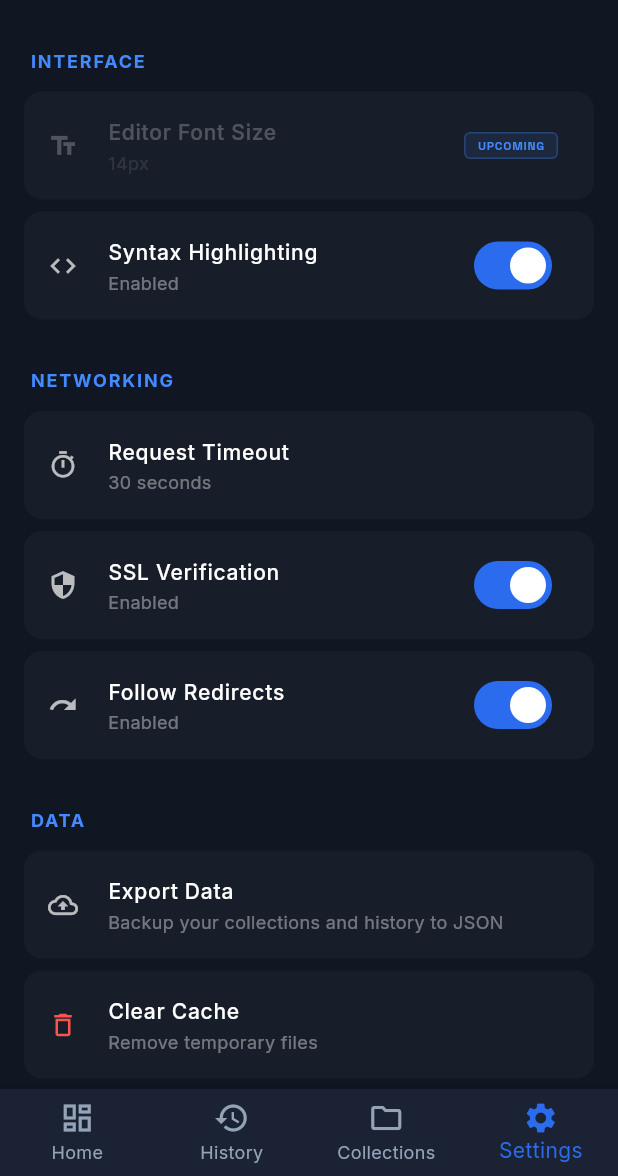
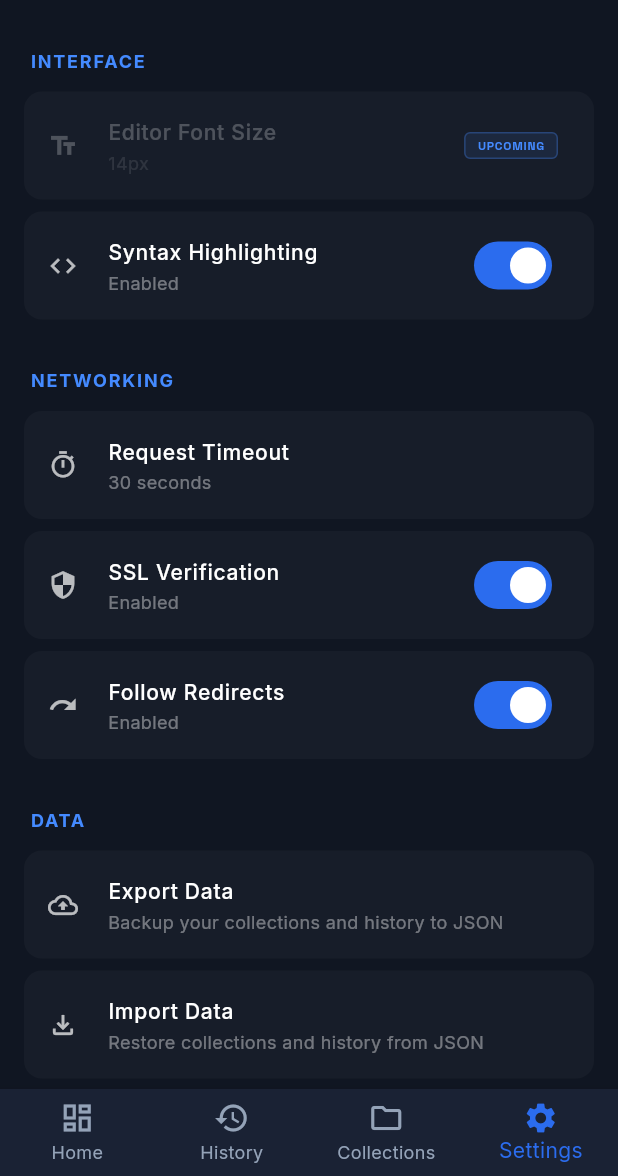
Before and after one commit to NexinLabs/payload, a Flutter app: the screen it shows after launch, item 4 of the bottom bar chosen, on a phone screen of 412 x 824 dp, the part 60-1236 px from its top. Run offline on Flutter 3.47's test engine with Material 3 defaults, Android fonts, the phone set to English and light mode, and no system bars; our stand-ins replace dio, file_picker, flutter_animate, flutter_riverpod, flutter_widget_from_html, go_router and 2 more.

Commit message:
feat: Add data import functionality for collections and history with error handling

```diff
--- a/lib/core/providers/storage_providers.dart
+++ b/lib/core/providers/storage_providers.dart
@@ -133,6 +133,11 @@ class CollectionsNotifier extends StateNotifier<List<CollectionModel>> {
     ];
     await _storage.saveCollections(state);
   }
+
+  Future<void> setCollections(List<CollectionModel> collections) async {
+    state = collections;
+    await _storage.saveCollections(state);
+  }
 }
 
 class HistoryNotifier extends StateNotifier<List<HttpRequestModel>> {
@@ -157,4 +162,9 @@ class HistoryNotifier extends StateNotifier<List<HttpRequestModel>> {
     state = [];
     await _storage.saveHistory(state);
   }
+
+  Future<void> setHistory(List<HttpRequestModel> history) async {
+    state = history;
+    await _storage.saveHistory(state);
+  }
 }
--- a/lib/features/settings/settings_screen.dart
+++ b/lib/features/settings/settings_screen.dart
@@ -87,6 +87,39 @@ class SettingsScreen extends ConsumerWidget {
                 ScaffoldMessenger.of(context).showSnackBar(
                   const SnackBar(content: Text('Data exported successfully')),
                 );
+              }
+            },
+          ),
+          _buildSettingTile(
+            icon: Icons.file_download_outlined,
+            title: 'Import Data',
+            subtitle: 'Restore collections and history from JSON',
+            onTap: () async {
+              try {
+                final data = await SettingsUtils.importData();
+                if (data != null) {
+                  await ref
+                      .read(collectionsProvider.notifier)
+                      .setCollections(data['collections']);
+                  await ref
+                      .read(historyProvider.notifier)
+                      .setHistory(data['history']);
+
+                  if (context.mounted) {
+                    ScaffoldMessenger.of(context).showSnackBar(
+                      const SnackBar(content: Text('Data imported successfully')),
+                    );
+                  }
+                }
+              } catch (e) {
+                if (context.mounted) {
+                  ScaffoldMessenger.of(context).showSnackBar(
+                    SnackBar(
+                      content: Text(e.toString()),
+                      backgroundColor: Colors.redAccent,
+                    ),
+                  );
+                }
               }
             },
           ),
--- a/lib/features/settings/utils/settings_utils.dart
+++ b/lib/features/settings/utils/settings_utils.dart
@@ -2,6 +2,7 @@ import 'dart:convert';
 import 'dart:io';
 import 'package:path_provider/path_provider.dart';
 import 'package:share_plus/share_plus.dart';
+import 'package:file_picker/file_picker.dart';
 import '../../../core/models/collection.dart';
 import '../../../core/models/http_request.dart';
 
@@ -25,6 +26,65 @@ class SettingsUtils {
     await Share.shareXFiles([XFile(file.path)], subject: 'Payload Data Export');
   }
 
+  static Future<Map<String, dynamic>?> importData() async {
+    try {
+      final result = await FilePicker.platform.pickFiles(
+        type: FileType.custom,
+        allowedExtensions: ['json'],
+      );
+
+      if (result == null || result.files.single.path == null) return null;
+
+      final file = File(result.files.single.path!);
+      final jsonString = await file.readAsString();
+      final dynamic decoded = json.decode(jsonString);
+
+      if (decoded is! Map<String, dynamic>) {
+        throw const FormatException('Invalid JSON format: Root must be an object');
+      }
+
+      final data = decoded;
+
+      // Basic validation
+      if (!data.containsKey('collections') || !data.containsKey('history')) {
+        throw const FormatException(
+          'Invalid backup file: Missing collections or history',
+        );
+      }
+
+      final collectionsJson = data['collections'];
+      final historyJson = data['history'];
+
+      if (collectionsJson is! List || historyJson is! List) {
+        throw const FormatException(
+          'Invalid backup file: collections and history must be lists',
+        );
+      }
+
+      final collections =
+          collectionsJson.map((e) {
+            if (e is! Map<String, dynamic>) {
+              throw const FormatException('Invalid collection data');
+            }
+            return CollectionModel.fromJson(e);
+          }).toList();
+
+      final history =
+          historyJson.map((e) {
+            if (e is! Map<String, dynamic>) {
+              throw const FormatException('Invalid history data');
+            }
+            return HttpRequestModel.fromJson(e);
+          }).toList();
+
+      return {'collections': collections, 'history': history};
+    } on FormatException catch (e) {
+      throw Exception('Format Error: ${e.message}');
+    } catch (e) {
+      throw Exception('Import failed: ${e.toString()}');
+    }
+  }
+
   static Future<void> clearCache() async {
     try {
       final cacheDir = await getTemporaryDirectory();
--- a/lib/layout/navigation_shell.dart
+++ b/lib/layout/navigation_shell.dart
@@ -1,5 +1,4 @@
 import 'package:flutter/material.dart';
-import 'package:payload/config.dart';
 import 'package:flutter_riverpod/flutter_riverpod.dart';
 import 'package:payload/features/dashboard/dashboard_screen.dart';
 import 'package:payload/features/history/history_screen.dart';
```
